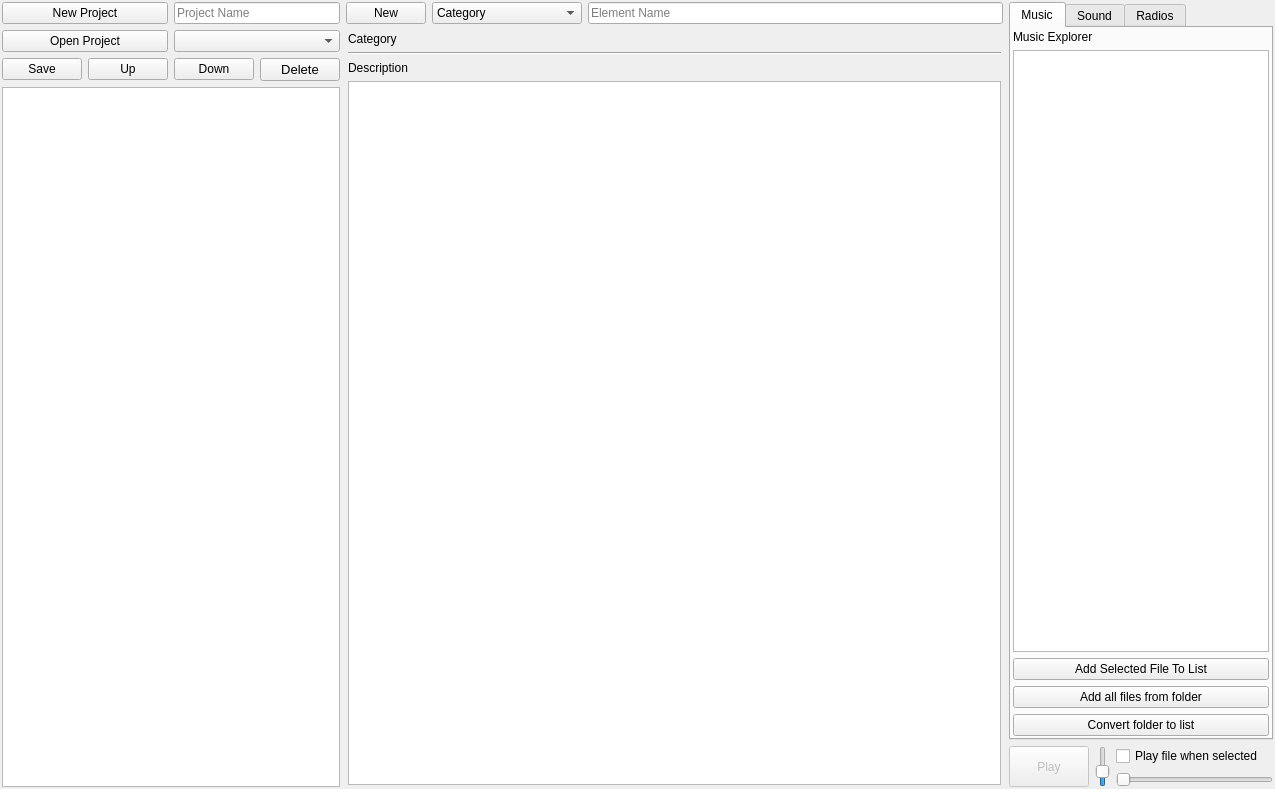
Above: gm-companion/tools/audio/audioeditor.ui from PhilInTheGaps/GM-Companion before the change. Below: the same form after it.
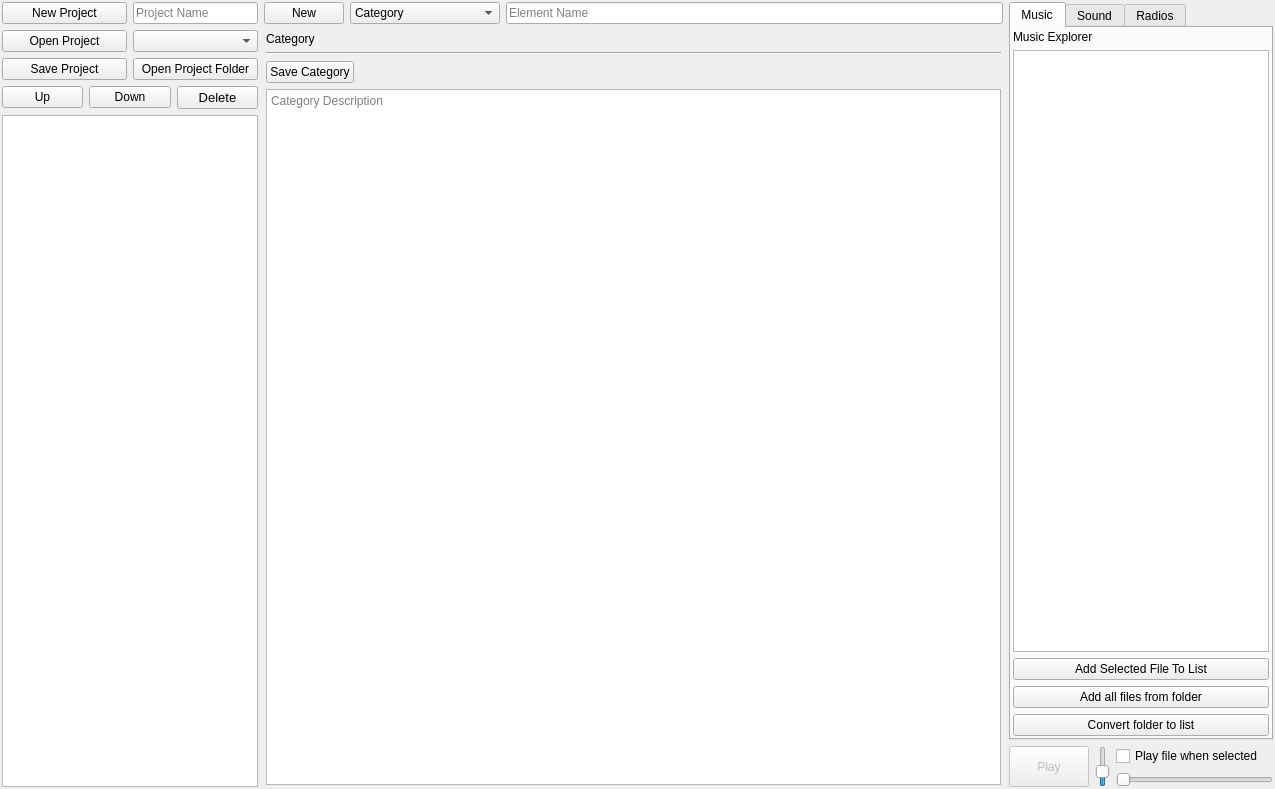
That is the form after the change. The open tabs and pages were chosen to show the change. Icons and pictures are not drawn.

```diff
--- a/gm-companion/tools/audio/audioeditor.ui
+++ b/gm-companion/tools/audio/audioeditor.ui
@@ -39,7 +39,7 @@
          <item>
           <widget class="QPushButton" name="pushButton_newProject">
            <property name="sizePolicy">
-            <sizepolicy hsizetype="Minimum" vsizetype="Fixed">
+            <sizepolicy hsizetype="Minimum" vsizetype="Minimum">
              <horstretch>0</horstretch>
              <verstretch>0</verstretch>
             </sizepolicy>
@@ -52,7 +52,7 @@
          <item>
           <widget class="QPushButton" name="pushButton_openProject">
            <property name="sizePolicy">
-            <sizepolicy hsizetype="Minimum" vsizetype="Fixed">
+            <sizepolicy hsizetype="Minimum" vsizetype="Minimum">
              <horstretch>0</horstretch>
              <verstretch>0</verstretch>
             </sizepolicy>
@@ -62,6 +62,19 @@
            </property>
           </widget>
          </item>
+         <item>
+          <widget class="QPushButton" name="pushButton_save">
+           <property name="sizePolicy">
+            <sizepolicy hsizetype="Minimum" vsizetype="Minimum">
+             <horstretch>0</horstretch>
+             <verstretch>0</verstretch>
+            </sizepolicy>
+           </property>
+           <property name="text">
+            <string>Save Project</string>
+           </property>
+          </widget>
+         </item>
         </layout>
        </item>
        <item>
@@ -69,7 +82,7 @@
          <item>
           <widget class="QLineEdit" name="lineEdit_project">
            <property name="sizePolicy">
-            <sizepolicy hsizetype="Minimum" vsizetype="Fixed">
+            <sizepolicy hsizetype="Minimum" vsizetype="Minimum">
              <horstretch>0</horstretch>
              <verstretch>0</verstretch>
             </sizepolicy>
@@ -82,32 +95,32 @@
          <item>
           <widget class="QComboBox" name="comboBox_projects">
            <property name="sizePolicy">
-            <sizepolicy hsizetype="Minimum" vsizetype="Fixed">
+            <sizepolicy hsizetype="Minimum" vsizetype="Minimum">
              <horstretch>0</horstretch>
              <verstretch>0</verstretch>
             </sizepolicy>
            </property>
           </widget>
          </item>
+         <item>
+          <widget class="QPushButton" name="pushButton_openProjectFolder">
+           <property name="sizePolicy">
+            <sizepolicy hsizetype="Minimum" vsizetype="Minimum">
+             <horstretch>0</horstretch>
+             <verstretch>0</verstretch>
+            </sizepolicy>
+           </property>
+           <property name="text">
+            <string>Open Project Folder</string>
+           </property>
+          </widget>
+         </item>
         </layout>
        </item>
       </layout>
      </item>
      <item>
       <layout class="QHBoxLayout" name="horizontalLayout_6">
-       <item>
-        <widget class="QPushButton" name="pushButton_save">
-         <property name="sizePolicy">
-          <sizepolicy hsizetype="Minimum" vsizetype="Fixed">
-           <horstretch>0</horstretch>
-           <verstretch>0</verstretch>
-          </sizepolicy>
-         </property>
-         <property name="text">
-          <string>Save</string>
-         </property>
-        </widget>
-       </item>
        <item>
         <widget class="QPushButton" name="pushButton_up">
          <property name="sizePolicy">
@@ -247,7 +260,7 @@
        <item>
         <widget class="QPushButton" name="pushButton_newElement">
          <property name="sizePolicy">
-          <sizepolicy hsizetype="Maximum" vsizetype="Fixed">
+          <sizepolicy hsizetype="Maximum" vsizetype="Minimum">
            <horstretch>0</horstretch>
            <verstretch>0</verstretch>
           </sizepolicy>
@@ -398,14 +411,41 @@
           </widget>
          </item>
          <item>
-          <widget class="QLabel" name="label_4">
+          <layout class="QHBoxLayout" name="horizontalLayout_15">
+           <item>
+            <widget class="QPushButton" name="pushButton_saveCategory">
+             <property name="sizePolicy">
+              <sizepolicy hsizetype="Minimum" vsizetype="Minimum">
+               <horstretch>0</horstretch>
+               <verstretch>0</verstretch>
+              </sizepolicy>
+             </property>
            <property name="text">
-            <string>Description</string>
+              <string>Save Category</string>
            </property>
           </widget>
          </item>
          <item>
-          <widget class="QTextEdit" name="textEdit_categoryDescription"/>
+            <spacer name="horizontalSpacer">
+             <property name="orientation">
+              <enum>Qt::Horizontal</enum>
+             </property>
+             <property name="sizeHint" stdset="0">
+              <size>
+               <width>40</width>
+               <height>20</height>
+              </size>
+             </property>
+            </spacer>
+           </item>
+          </layout>
+         </item>
+         <item>
+          <widget class="QTextEdit" name="textEdit_categoryDescription">
+           <property name="placeholderText">
+            <string>Category Description</string>
+           </property>
+          </widget>
          </item>
         </layout>
        </widget>
```
Left out of the diff: 104 changed lines with no effect on the pictures. Lines whose indentation alone changed are shown as unchanged.
